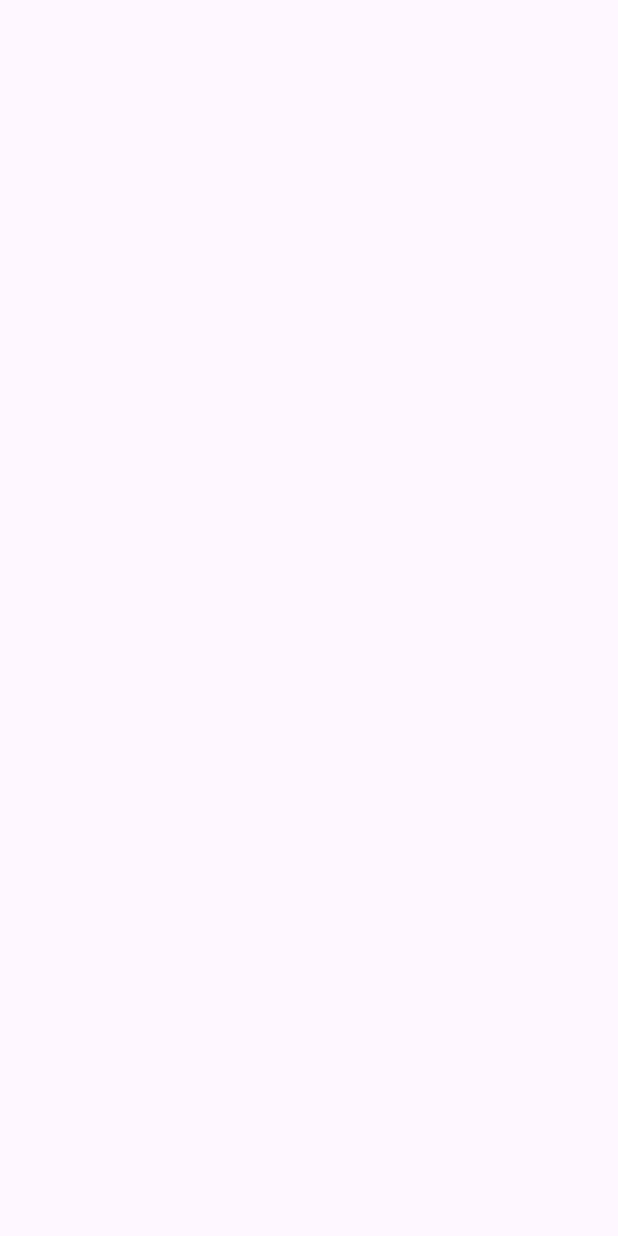
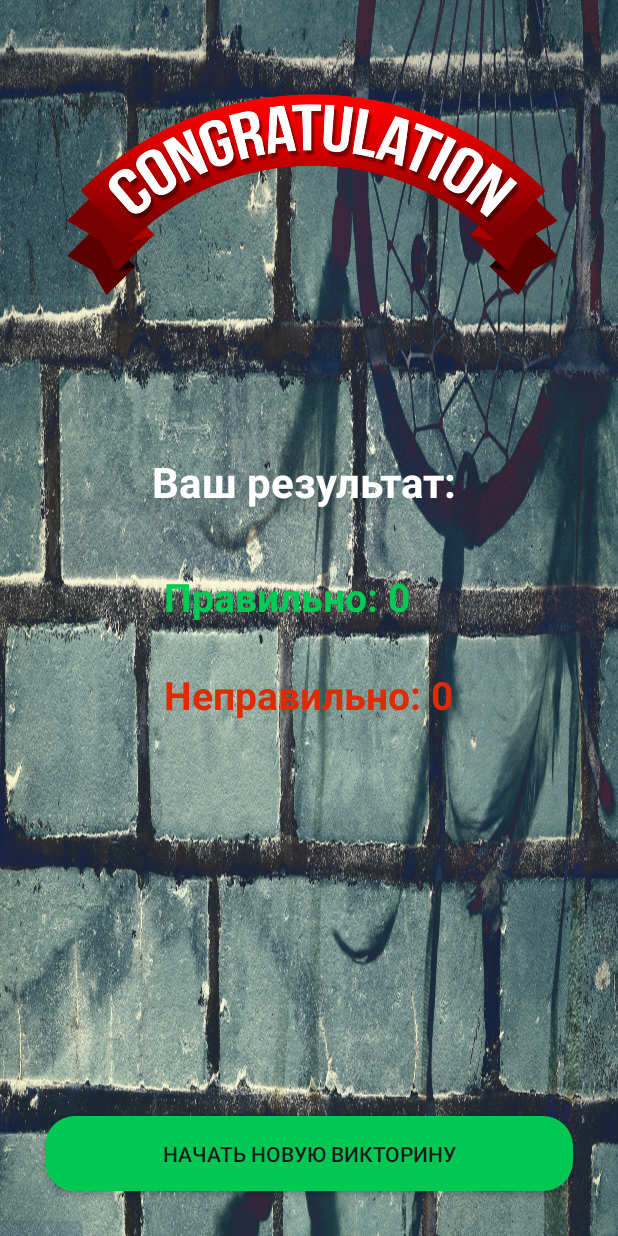
Before and after one commit to SfShev/Quiz, an Android app: the QuizResults screen opened directly, with no data from a screen before it, on a phone screen of 412 x 824 dp. Before the commit the screen is empty. Run offline under Robolectric (Android 15) with nearby library versions, the phone set to English and light mode, and no system bars.

Commit message:
made a results window wrote the code to display the result made an advertising banner on the main screen

```diff
--- a/app/build.gradle
+++ b/app/build.gradle
@@ -36,4 +36,5 @@ dependencies {
     testImplementation 'junit:junit:4.13.2'
     androidTestImplementation 'androidx.test.ext:junit:1.1.5'
     androidTestImplementation 'androidx.test.espresso:espresso-core:3.5.1'
+    implementation 'com.google.android.gms:play-services-ads:22.0.0'
 }
--- a/app/src/main/AndroidManifest.xml
+++ b/app/src/main/AndroidManifest.xml
@@ -27,6 +27,10 @@
                 <category android:name="android.intent.category.LAUNCHER" />
             </intent-filter>
         </activity>
+        <!-- Sample AdMob app ID: ca-app-pub-3940256099942544~3347511713 -->
+        <meta-data
+            android:name="com.google.android.gms.ads.APPLICATION_ID"
+            android:value="ca-app-pub-3940256099942544~3347511713"/>
     </application>
 
 </manifest>
--- a/app/src/main/java/com/example/quiz/QuizResults.java
+++ b/app/src/main/java/com/example/quiz/QuizResults.java
@@ -1,8 +1,12 @@
 package com.example.quiz;
 
 import androidx.appcompat.app.AppCompatActivity;
+import androidx.appcompat.widget.AppCompatButton;
 
+import android.content.Intent;
 import android.os.Bundle;
+import android.view.View;
+import android.widget.TextView;
 
 public class QuizResults extends AppCompatActivity {
 
@@ -10,5 +14,29 @@ public class QuizResults extends AppCompatActivity {
     protected void onCreate(Bundle savedInstanceState) {
         super.onCreate(savedInstanceState);
         setContentView(R.layout.activity_quiz_results);
+
+        final AppCompatButton startNewQuiz = findViewById(R.id.startNewQuizBtn);
+        final TextView correctAnsw = findViewById(R.id.correctAnsw);
+        final TextView incorrectAnsw = findViewById(R.id.incorrectAnsw);
+
+        final int getCorrectAnswers = getIntent().getIntExtra("correct",0);
+        final int getIncorrectAnswers = getIntent().getIntExtra("incorrect",0);
+
+        correctAnsw.setText(String.valueOf("Правильно: " + getCorrectAnswers));
+        incorrectAnsw.setText(String.valueOf("Неправильно: " + getIncorrectAnswers));
+
+        startNewQuiz.setOnClickListener(new View.OnClickListener() {
+            @Override
+            public void onClick(View v) {
+                startActivity(new Intent(QuizResults.this,MainActivity.class));
+                finish();
+            }
+        });
+    }
+
+    @Override
+    public void onBackPressed() {
+        startActivity(new Intent(QuizResults.this,MainActivity.class));
+        finish();
     }
 }
--- a/app/src/main/res/layout/activity_quiz_results.xml
+++ b/app/src/main/res/layout/activity_quiz_results.xml
@@ -1,9 +1,74 @@
 <?xml version="1.0" encoding="utf-8"?>
-<androidx.constraintlayout.widget.ConstraintLayout xmlns:android="http://schemas.android.com/apk/res/android"
+<RelativeLayout xmlns:android="http://schemas.android.com/apk/res/android"
     xmlns:app="http://schemas.android.com/apk/res-auto"
     xmlns:tools="http://schemas.android.com/tools"
     android:layout_width="match_parent"
     android:layout_height="match_parent"
+    android:background="@drawable/fone"
     tools:context="QuizResults">
 
-</androidx.constraintlayout.widget.ConstraintLayout>
+    <ImageView
+        android:id="@+id/congraticon"
+        android:layout_width="match_parent"
+        android:layout_height="wrap_content"
+        android:layout_marginStart="10dp"
+        android:layout_marginTop="-70dp"
+        android:layout_marginEnd="10dp"
+        android:adjustViewBounds="true"
+        android:src="@drawable/congrad" />
+
+    <TextView
+        android:id="@+id/yourresult"
+        android:layout_width="match_parent"
+        android:layout_height="wrap_content"
+        android:layout_marginTop="-20dp"
+        android:layout_marginStart="10dp"
+        android:layout_marginEnd="10dp"
+        android:gravity="center"
+        android:layout_below="@+id/congraticon"
+        android:text="Ваш результат: "
+        android:textColor="#FFFFFF"
+        android:textStyle="bold"
+        android:textSize="28sp"
+        />
+    <LinearLayout
+        android:layout_width="wrap_content"
+        android:layout_height="wrap_content"
+        android:orientation="vertical"
+        android:layout_centerHorizontal="true"
+        android:layout_below="@+id/yourresult"
+        android:layout_marginTop="10dp"
+        >
+        <TextView
+            android:id="@+id/correctAnsw"
+            android:layout_width="wrap_content"
+            android:layout_height="wrap_content"
+            android:layout_marginTop="30dp"
+            android:text="Правильно: 0"
+            android:textStyle="bold"
+            android:textColor="#00CB55"
+            android:textSize="26sp"
+            />
+        <TextView
+            android:id="@+id/incorrectAnsw"
+            android:layout_width="wrap_content"
+            android:layout_height="wrap_content"
+            android:layout_marginTop="30dp"
+            android:text="Неправильно: 0"
+            android:textStyle="bold"
+            android:textColor="#DD2C00"
+            android:textSize="26sp"
+            />
+
+    </LinearLayout>
+    <androidx.appcompat.widget.AppCompatButton
+        android:id="@+id/startNewQuizBtn"
+        android:layout_width="match_parent"
+        android:layout_height="50dp"
+        android:layout_margin="30dp"
+        android:text="Начать новую викторину"
+        android:layout_alignParentBottom="true"
+        android:background="@drawable/round_back_green20"
+        />
+
+</RelativeLayout>
```
Also changed, not shown: app/src/main/java/com/example/quiz/MainActivity.java (+17 -0 lines), app/src/main/java/com/example/quiz/QuizActivity.java (+44 -2 lines), app/src/main/res/layout/activity_main.xml (+15 -4 lines), app/src/main/res/drawable/congrad.png (added).
